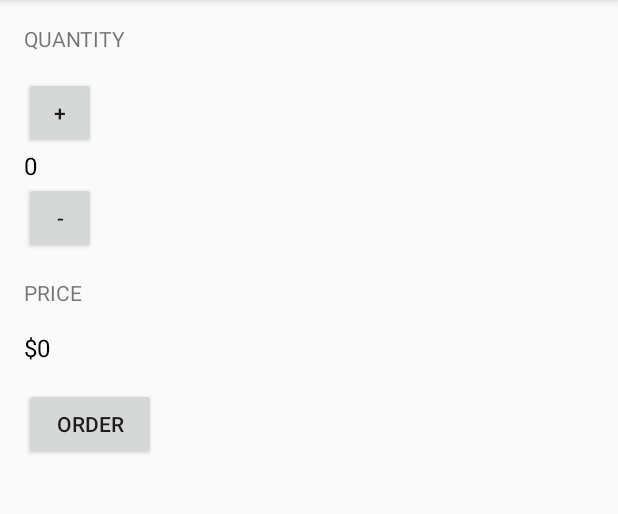
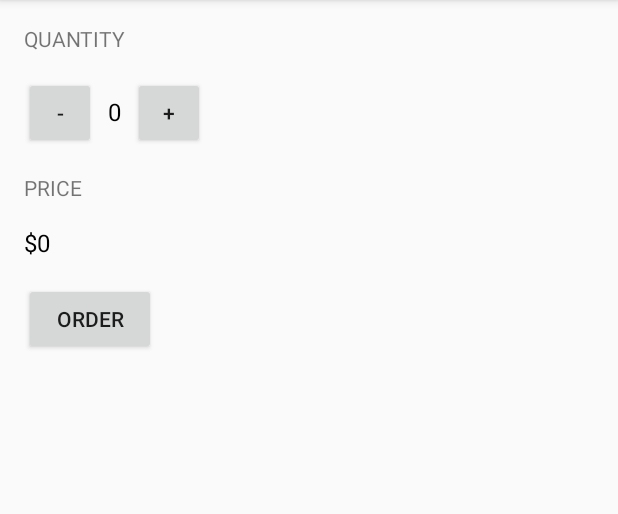
Before and after one commit to tr0lczyk/JustJava, an Android app: the screen it shows after launch (MainActivity), on a phone screen of 412 x 824 dp, the part 84-598 px from its top. Run offline under Robolectric (Android 15) with nearby library versions, the phone set to English and light mode, and no system bars.

Commit message:
nesting layouts

```diff
--- a/app/src/main/res/layout/activity_main.xml
+++ b/app/src/main/res/layout/activity_main.xml
@@ -4,60 +4,67 @@
     android:layout_width="match_parent"
     android:layout_height="match_parent"
     android:orientation="vertical"
-    tools:context="com.myapplication.MainActivity"
     android:padding="16dp"
-    >
+    tools:context="com.myapplication.MainActivity">
 
     <TextView
         android:layout_width="wrap_content"
         android:layout_height="wrap_content"
+        android:layout_marginBottom="16dp"
         android:text="Quantity"
-        android:textAllCaps="true"
-        android:layout_marginBottom="16dp"/>
+        android:textAllCaps="true" />
+
+    <LinearLayout
+        android:layout_width="match_parent"
+        android:layout_height="wrap_content">
 
         <Button
             android:layout_width="48dp"
             android:layout_height="48dp"
-        android:text="+"
-        android:onClick="increment"/>
+            android:onClick="decrement"
+            android:text="-"
+            android:layout_marginRight="8dp"/>
 
         <TextView
+            android:id="@+id/quantity_text_view"
             android:layout_width="wrap_content"
             android:layout_height="wrap_content"
             android:text="0"
             android:textAllCaps="true"
             android:textColor="#000000"
-        android:textSize="16sp"
-        android:id="@+id/quantity_text_view"/>
+            android:textSize="16sp" />
 
         <Button
             android:layout_width="48dp"
             android:layout_height="48dp"
-        android:text="-"
-        android:onClick="decrement"/>
+            android:onClick="increment"
+            android:text="+"
+            android:layout_marginLeft="8dp"/>
+
+    </LinearLayout>
 
     <TextView
         android:layout_width="wrap_content"
         android:layout_height="wrap_content"
+        android:layout_marginBottom="16dp"
+        android:layout_marginTop="16dp"
         android:text="Price"
-        android:textAllCaps="true"
-        android:layout_marginBottom="16dp"
-        android:layout_marginTop="16dp"/>
+        android:textAllCaps="true" />
 
     <TextView
+        android:id="@+id/price_text_view"
         android:layout_width="wrap_content"
         android:layout_height="wrap_content"
         android:text="$0"
         android:textAllCaps="true"
         android:textColor="#000000"
-        android:textSize="16sp"
-        android:id="@+id/price_text_view"/>
+        android:textSize="16sp" />
 
     <Button
         android:layout_width="wrap_content"
         android:layout_height="wrap_content"
         android:layout_marginTop="16dp"
+        android:onClick="submitOrder"
         android:text="Order"
-        android:textAllCaps="true"
-        android:onClick="submitOrder"/>
+        android:textAllCaps="true" />
 </LinearLayout>
```
Lines whose indentation alone changed are shown as unchanged.
